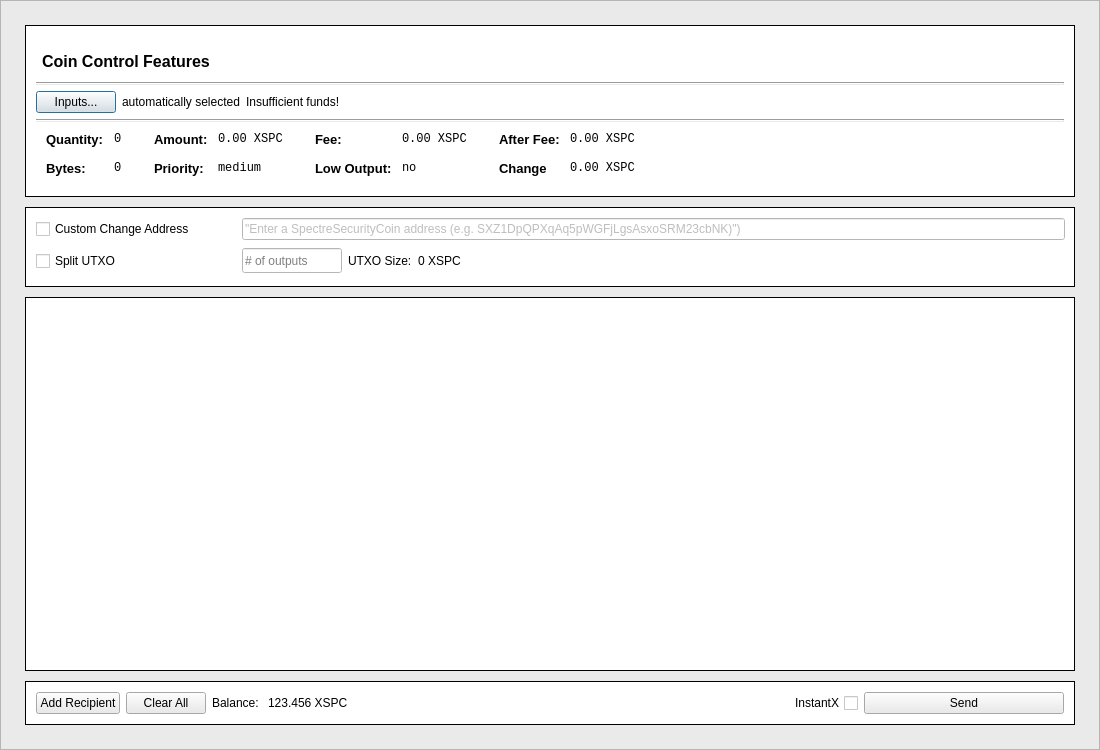
Above: src/qt/forms/sendcoinsdialog.ui from SpectreSecurityCoin/SpectreSecurityCoin before the change. Below: the same form after it.
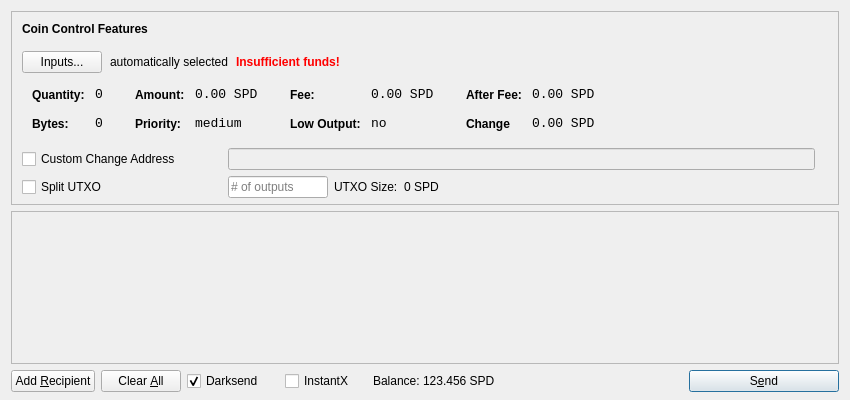
That is the form after the change. Icons and pictures are not drawn.

```diff
--- a/src/qt/forms/sendcoinsdialog.ui
+++ b/src/qt/forms/sendcoinsdialog.ui
@@ -6,95 +6,41 @@
    <rect>
     <x>0</x>
     <y>0</y>
-    <width>1100</width>
-    <height>750</height>
+    <width>850</width>
+    <height>400</height>
    </rect>
   </property>
-  <property name="minimumSize">
-   <size>
-    <width>0</width>
-    <height>0</height>
-   </size>
-  </property>
-  <property name="maximumSize">
-   <size>
-    <width>16777215</width>
-    <height>16777215</height>
-   </size>
-  </property>
   <property name="windowTitle">
    <string>Send Coins</string>
   </property>
-  <layout class="QVBoxLayout" name="verticalLayout" stretch="0">
-   <property name="leftMargin">
-    <number>0</number>
-   </property>
-   <property name="topMargin">
-    <number>0</number>
-   </property>
-   <property name="rightMargin">
-    <number>0</number>
-   </property>
+  <layout class="QVBoxLayout" name="verticalLayout" stretch="0,1,0">
    <property name="bottomMargin">
-    <number>0</number>
-   </property>
-   <item>
-    <widget class="QFrame" name="frame">
-     <property name="styleSheet">
-      <string notr="true">background-color: #eaeaea
-</string>
-     </property>
-     <property name="frameShape">
-      <enum>QFrame::StyledPanel</enum>
-     </property>
-     <property name="frameShadow">
-      <enum>QFrame::Raised</enum>
-     </property>
-     <layout class="QVBoxLayout" name="verticalLayout_3">
-      <property name="leftMargin">
-       <number>24</number>
-      </property>
-      <property name="topMargin">
-       <number>24</number>
-      </property>
-      <property name="rightMargin">
-       <number>24</number>
-      </property>
-      <property name="bottomMargin">
-       <number>24</number>
-      </property>
-      <item>
-       <layout class="QVBoxLayout" name="verticalLayout_2">
-        <property name="spacing">
-         <number>10</number>
+    <number>8</number>
         </property>
         <item>
          <widget class="QFrame" name="frameCoinControl">
-          <property name="minimumSize">
-           <size>
-            <width>0</width>
-            <height>0</height>
-           </size>
+     <property name="sizePolicy">
+      <sizepolicy hsizetype="Expanding" vsizetype="Expanding">
+       <horstretch>0</horstretch>
+       <verstretch>0</verstretch>
+      </sizepolicy>
           </property>
           <property name="maximumSize">
            <size>
             <width>16777215</width>
-            <height>230</height>
-           </size>
-          </property>
-          <property name="styleSheet">
-           <string notr="true">#frameCoinControl {
-    background-color: #fff;
-    border: 1px solid black;
-}</string>
-          </property>
+       <height>16777215</height>
+      </size>
+     </property>
           <property name="frameShape">
            <enum>QFrame::StyledPanel</enum>
           </property>
           <property name="frameShadow">
-           <enum>QFrame::Raised</enum>
-          </property>
-          <layout class="QVBoxLayout" name="verticalLayout_5">
+      <enum>QFrame::Sunken</enum>
+     </property>
+     <layout class="QVBoxLayout" name="verticalLayoutCoinControl2">
+      <property name="spacing">
+       <number>6</number>
+      </property>
            <property name="leftMargin">
             <number>0</number>
            </property>
@@ -105,10 +51,13 @@
             <number>0</number>
            </property>
            <property name="bottomMargin">
-            <number>0</number>
+       <number>6</number>
            </property>
            <item>
-            <layout class="QVBoxLayout" name="verticalLayout_8">
+       <layout class="QVBoxLayout" name="verticalLayoutCoinControl" stretch="0,0,0,0">
+        <property name="spacing">
+         <number>0</number>
+        </property>
              <property name="leftMargin">
               <number>10</number>
              </property>
@@ -118,68 +67,27 @@
              <property name="rightMargin">
               <number>10</number>
              </property>
-             <property name="bottomMargin">
-              <number>10</number>
-             </property>
              <item>
-              <layout class="QVBoxLayout" name="verticalLayout_4">
-               <property name="leftMargin">
-                <number>0</number>
-               </property>
-               <item>
-                <widget class="QFrame" name="frame_5">
-                 <property name="minimumSize">
-                  <size>
-                   <width>0</width>
-                   <height>40</height>
-                  </size>
-                 </property>
-                 <property name="maximumSize">
-                  <size>
-                   <width>16777215</width>
-                   <height>40</height>
-                  </size>
-                 </property>
-                 <property name="styleSheet">
-                  <string notr="true">border: 0;</string>
-                 </property>
-                 <property name="frameShape">
-                  <enum>QFrame::StyledPanel</enum>
-                 </property>
-                 <property name="frameShadow">
-                  <enum>QFrame::Raised</enum>
-                 </property>
-                 <property name="lineWidth">
-                  <number>0</number>
-                 </property>
-                 <layout class="QHBoxLayout" name="horizontalLayout_5">
-                  <property name="leftMargin">
-                   <number>0</number>
-                  </property>
-                  <property name="topMargin">
-                   <number>0</number>
-                  </property>
-                  <property name="rightMargin">
-                   <number>0</number>
-                  </property>
+         <layout class="QHBoxLayout" name="horizontalLayoutCoinControl1">
                   <property name="bottomMargin">
-                   <number>0</number>
-                  </property>
-                  <item>
-                   <layout class="QHBoxLayout" name="horizontalLayout_4">
+           <number>15</number>
+          </property>
                     <item>
                      <widget class="QLabel" name="labelCoinControlFeatures">
+            <property name="sizePolicy">
+             <sizepolicy hsizetype="Preferred" vsizetype="Maximum">
+              <horstretch>0</horstretch>
+              <verstretch>0</verstretch>
+             </sizepolicy>
+            </property>
                       <property name="font">
                        <font>
-                        <pointsize>12</pointsize>
                         <weight>75</weight>
                         <bold>true</bold>
                        </font>
                       </property>
                       <property name="styleSheet">
-                       <string notr="true">padding-top: 10px;
-padding-left: 2px;
-background-color: #fff;</string>
+             <string notr="true">font-weight:bold;</string>
                       </property>
                       <property name="text">
                        <string>Coin Control Features</string>
@@ -188,20 +96,19 @@
                     </item>
                    </layout>
                   </item>
-                 </layout>
-                </widget>
-               </item>
                <item>
-                <widget class="Line" name="line">
-                 <property name="orientation">
-                  <enum>Qt::Horizontal</enum>
-                 </property>
-                </widget>
-               </item>
-               <item>
-                <layout class="QHBoxLayout" name="horizontalLayout_6">
+         <layout class="QHBoxLayout" name="horizontalLayoutCoinControl2" stretch="0,0,0,0">
+          <property name="spacing">
+           <number>8</number>
+          </property>
+          <property name="bottomMargin">
+           <number>10</number>
+          </property>
                  <item>
                   <widget class="QPushButton" name="pushButtonCoinControl">
+            <property name="styleSheet">
+             <string notr="true"/>
+            </property>
                    <property name="text">
                     <string>Inputs...</string>
                    </property>
@@ -209,114 +116,31 @@
                  </item>
                  <item>
                   <widget class="QLabel" name="labelCoinControlAutomaticallySelected">
-                   <property name="styleSheet">
-                    <string notr="true">background-color: #fff</string>
-                   </property>
                    <property name="text">
                     <string>automatically selected</string>
                    </property>
+            <property name="margin">
+             <number>5</number>
+            </property>
                   </widget>
                  </item>
                  <item>
                   <widget class="QLabel" name="labelCoinControlInsuffFunds">
-                   <property name="palette">
-                    <palette>
-                     <active>
-                      <colorrole role="Button">
-                       <brush brushstyle="SolidPattern">
-                        <color alpha="255">
-                         <red>255</red>
-                         <green>255</green>
-                         <blue>255</blue>
-                        </color>
-                       </brush>
-                      </colorrole>
-                      <colorrole role="Base">
-                       <brush brushstyle="SolidPattern">
-                        <color alpha="255">
-                         <red>255</red>
-                         <green>255</green>
-                         <blue>255</blue>
-                        </color>
-                       </brush>
-                      </colorrole>
-                      <colorrole role="Window">
-                       <brush brushstyle="SolidPattern">
-                        <color alpha="255">
-                         <red>255</red>
-                         <green>255</green>
-                         <blue>255</blue>
-                        </color>
-                       </brush>
-                      </colorrole>
-                     </active>
-                     <inactive>
-                      <colorrole role="Button">
-                       <brush brushstyle="SolidPattern">
-                        <color alpha="255">
-                         <red>255</red>
-                         <green>255</green>
-                         <blue>255</blue>
-                        </color>
-                       </brush>
-                      </colorrole>
-                      <colorrole role="Base">
-                       <brush brushstyle="SolidPattern">
-                        <color alpha="255">
-                         <red>255</red>
-                         <green>255</green>
-                         <blue>255</blue>
-                        </color>
-                       </brush>
-                      </colorrole>
-                      <colorrole role="Window">
-                       <brush brushstyle="SolidPattern">
-                        <color alpha="255">
-                         <red>255</red>
-                         <green>255</green>
-                         <blue>255</blue>
-                        </color>
-                       </brush>
-                      </colorrole>
-                     </inactive>
-                     <disabled>
-                      <colorrole role="Button">
-                       <brush brushstyle="SolidPattern">
-                        <color alpha="255">
-                         <red>255</red>
-                         <green>255</green>
-                         <blue>255</blue>
-                        </color>
-                       </brush>
-                      </colorrole>
-                      <colorrole role="Base">
-                       <brush brushstyle="SolidPattern">
-                        <color alpha="255">
-                         <red>255</red>
-                         <green>255</green>
-                         <blue>255</blue>
-                        </color>
-                       </brush>
-                      </colorrole>
-                      <colorrole role="Window">
-                       <brush brushstyle="SolidPattern">
-                        <color alpha="255">
-                         <red>255</red>
-                         <green>255</green>
-                         <blue>255</blue>
-                        </color>
-                       </brush>
-                      </colorrole>
-                     </disabled>
-                    </palette>
+            <property name="font">
+             <font>
+              <weight>75</weight>
+              <bold>true</bold>
+             </font>
                    </property>
                    <property name="styleSheet">
-                    <string notr="true">font-color: red;
-background-color: #fff;</string>
+             <string notr="true">color:red;font-weight:bold;</string>
                    </property>
                    <property name="text">
                     <string>Insufficient funds!</string>
                    </property>
+            <property name="margin">
+             <number>5</number>
+            </property>
                   </widget>
                  </item>
                  <item>
@@ -327,19 +151,10 @@
                    <property name="sizeHint" stdset="0">
                     <size>
                      <width>40</width>
-                     <height>20</height>
+              <height>1</height>
                     </size>
                    </property>
                   </spacer>
-                 </item>
-                </layout>
-               </item>
-               <item>
-                <widget class="Line" name="line_2">
-                 <property name="orientation">
-                  <enum>Qt::Horizontal</enum>
-                 </property>
-                </widget>
                </item>
               </layout>
              </item>
@@ -357,14 +172,8 @@
                  <height>0</height>
                 </size>
                </property>
-               <property name="maximumSize">
-                <size>
-                 <width>16777215</width>
-                 <height>80</height>
-                </size>
-               </property>
                <property name="styleSheet">
-                <string notr="true">background-color: #fff</string>
+           <string notr="true"/>
                </property>
                <layout class="QHBoxLayout" name="horizontalLayoutCoinControl5">
                 <property name="leftMargin">
@@ -409,13 +218,6 @@
                     </property>
                     <item row="0" column="0">
                      <widget class="QLabel" name="labelCoinControlQuantityText">
-                      <property name="font">
-                       <font>
-                        <pointsize>10</pointsize>
-                        <weight>75</weight>
-                        <bold>true</bold>
-                       </font>
-                      </property>
                       <property name="styleSheet">
                        <string notr="true">font-weight:bold;</string>
                       </property>
@@ -432,7 +234,7 @@
                       <property name="font">
                        <font>
                         <family>Monospace</family>
-                        <pointsize>9</pointsize>
+                   <pointsize>10</pointsize>
                        </font>
                       </property>
                       <property name="cursor">
@@ -454,13 +256,6 @@
                     </item>
                     <item row="1" column="0">
                      <widget class="QLabel" name="labelCoinControlBytesText">
-                      <property name="font">
-                       <font>
-                        <pointsize>10</pointsize>
-                        <weight>75</weight>
-                        <bold>true</bold>
-                       </font>
-                      </property>
                       <property name="styleSheet">
                        <string notr="true">font-weight:bold;</string>
                       </property>
@@ -474,7 +269,7 @@
                       <property name="font">
                        <font>
                         <family>Monospace</family>
-                        <pointsize>9</pointsize>
+                   <pointsize>10</pointsize>
                        </font>
                       </property>
                       <property name="cursor">
@@ -512,13 +307,6 @@
                     </property>
                     <item row="0" column="0">
                      <widget class="QLabel" name="labelCoinControlAmountText">
-                      <property name="font">
-                       <font>
-                        <pointsize>10</pointsize>
-                        <weight>75</weight>
-                        <bold>true</bold>
-                       </font>
-                      </property>
                       <property name="styleSheet">
                        <string notr="true">font-weight:bold;</string>
                       </property>
@@ -535,7 +323,7 @@
                       <property name="font">
                        <font>
                         <family>Monospace</family>
-                        <pointsize>9</pointsize>
+                   <pointsize>10</pointsize>
                        </font>
                       </property>
                       <property name="cursor">
@@ -545,7 +333,7 @@
                        <enum>Qt::ActionsContextMenu</enum>
                       </property>
                       <property name="text">
-                       <string>0.00 XSPC</string>
+                  <string>0.00 SPD</string>
                       </property>
                       <property name="textInteractionFlags">
                        <set>Qt::LinksAccessibleByMouse|Qt::TextSelectableByKeyboard|Qt::TextSelectableByMouse</set>
@@ -554,13 +342,6 @@
                     </item>
                     <item row="1" column="0">
                      <widget class="QLabel" name="labelCoinControlPriorityText">
-                      <property name="font">
-                       <font>
-                        <pointsize>10</pointsize>
-                        <weight>75</weight>
-                        <bold>true</bold>
-                       </font>
-                      </property>
                       <property name="styleSheet">
                        <string notr="true">font-weight:bold;</string>
                       </property>
@@ -574,7 +355,7 @@
                       <property name="font">
                        <font>
                         <family>Monospace</family>
-                        <pointsize>9</pointsize>
+                   <pointsize>10</pointsize>
                        </font>
                       </property>
                       <property name="cursor">
@@ -612,13 +393,6 @@
                     </property>
                     <item row="0" column="0">
                      <widget class="QLabel" name="labelCoinControlFeeText">
-                      <property name="font">
-                       <font>
-                        <pointsize>10</pointsize>
-                        <weight>75</weight>
-                        <bold>true</bold>
-                       </font>
-                      </property>
                       <property name="styleSheet">
                        <string notr="true">font-weight:bold;</string>
                       </property>
@@ -635,7 +409,7 @@
                       <property name="font">
                        <font>
                         <family>Monospace</family>
-                        <pointsize>9</pointsize>
+                   <pointsize>10</pointsize>
                        </font>
                       </property>
                       <property name="cursor">
@@ -645,7 +419,7 @@
                        <enum>Qt::ActionsContextMenu</enum>
                       </property>
                       <property name="text">
-                       <string>0.00 XSPC</string>
+                  <string>0.00 SPD</string>
                       </property>
                       <property name="textInteractionFlags">
                        <set>Qt::LinksAccessibleByMouse|Qt::TextSelectableByKeyboard|Qt::TextSelectableByMouse</set>
@@ -654,13 +428,6 @@
                     </item>
                     <item row="1" column="0">
                      <widget class="QLabel" name="labelCoinControlLowOutputText">
-                      <property name="font">
-                       <font>
-                        <pointsize>10</pointsize>
-                        <weight>75</weight>
-                        <bold>true</bold>
-                       </font>
-                      </property>
                       <property name="styleSheet">
                        <string notr="true">font-weight:bold;</string>
                       </property>
@@ -674,7 +441,7 @@
                       <property name="font">
                        <font>
                         <family>Monospace</family>
-                        <pointsize>9</pointsize>
+                   <pointsize>10</pointsize>
                        </font>
                       </property>
                       <property name="cursor">
@@ -712,13 +479,6 @@
                     </property>
                     <item row="0" column="0">
                      <widget class="QLabel" name="labelCoinControlAfterFeeText">
-                      <property name="font">
-                       <font>
-                        <pointsize>10</pointsize>
-                        <weight>75</weight>
-                        <bold>true</bold>
-                       </font>
-                      </property>
                       <property name="styleSheet">
                        <string notr="true">font-weight:bold;</string>
                       </property>
@@ -735,7 +495,7 @@
                       <property name="font">
                        <font>
                         <family>Monospace</family>
-                        <pointsize>9</pointsize>
+                   <pointsize>10</pointsize>
                        </font>
                       </property>
                       <property name="cursor">
@@ -745,7 +505,7 @@
                        <enum>Qt::ActionsContextMenu</enum>
                       </property>
                       <property name="text">
-                       <string>0.00 XSPC</string>
+                  <string>0.00 SPD</string>
                       </property>
                       <property name="textInteractionFlags">
                        <set>Qt::LinksAccessibleByMouse|Qt::TextSelectableByKeyboard|Qt::TextSelectableByMouse</set>
@@ -754,13 +514,6 @@
                     </item>
                     <item row="1" column="0">
                      <widget class="QLabel" name="labelCoinControlChangeText">
-                      <property name="font">
-                       <font>
-                        <pointsize>10</pointsize>
-                        <weight>75</weight>
-                        <bold>true</bold>
-                       </font>
-                      </property>
                       <property name="styleSheet">
                        <string notr="true">font-weight:bold;</string>
                       </property>
@@ -774,7 +527,7 @@
                       <property name="font">
                        <font>
                         <family>Monospace</family>
-                        <pointsize>9</pointsize>
+                   <pointsize>10</pointsize>
                        </font>
                       </property>
                       <property name="cursor">
@@ -784,7 +537,7 @@
                        <enum>Qt::ActionsContextMenu</enum>
                       </property>
                       <property name="text">
-                       <string>0.00 XSPC</string>
+                  <string>0.00 SPD</string>
                       </property>
                       <property name="textInteractionFlags">
                        <set>Qt::LinksAccessibleByMouse|Qt::TextSelectableByKeyboard|Qt::TextSelectableByMouse</set>
@@ -798,67 +551,63 @@
                </layout>
               </widget>
              </item>
-            </layout>
-           </item>
-          </layout>
-         </widget>
-        </item>
         <item>
-         <widget class="QFrame" name="frame_2">
-          <property name="minimumSize">
-           <size>
-            <width>0</width>
-            <height>80</height>
-           </size>
+         <spacer name="verticalSpacerCoinControl">
+          <property name="orientation">
+           <enum>Qt::Vertical</enum>
           </property>
-          <property name="maximumSize">
+          <property name="sizeHint" stdset="0">
            <size>
-            <width>16777215</width>
-            <height>80</height>
+            <width>800</width>
+            <height>1</height>
            </size>
           </property>
-          <property name="styleSheet">
-           <string notr="true">#frame_2 {
-    background-color: #fff;
-    border: 1px solid black;
-}</string>
-          </property>
-          <property name="frameShape">
-           <enum>QFrame::StyledPanel</enum>
-          </property>
-          <property name="frameShadow">
-           <enum>QFrame::Raised</enum>
-          </property>
-          <layout class="QGridLayout" name="gridLayout">
-           <property name="leftMargin">
-            <number>10</number>
-           </property>
-           <property name="topMargin">
-            <number>10</number>
-           </property>
-           <property name="bottomMargin">
-            <number>10</number>
-           </property>
-           <item row="0" column="0">
+         </spacer>
+        </item>
+       </layout>
+      </item>
+      <item>
             <layout class="QGridLayout" name="gridLayout_4">
              <property name="leftMargin">
-              <number>0</number>
+         <number>10</number>
              </property>
              <property name="rightMargin">
-              <number>0</number>
+         <number>10</number>
              </property>
              <item row="0" column="0">
               <widget class="QCheckBox" name="checkBoxCoinControlChange">
-               <property name="styleSheet">
-                <string notr="true">background-color: #fff</string>
-               </property>
                <property name="text">
                 <string>Custom Change Address</string>
                </property>
               </widget>
              </item>
+        <item row="1" column="0">
+         <widget class="QCheckBox" name="splitBlockCheckBox">
+          <property name="sizePolicy">
+           <sizepolicy hsizetype="Preferred" vsizetype="Preferred">
+            <horstretch>0</horstretch>
+            <verstretch>0</verstretch>
+           </sizepolicy>
+          </property>
+          <property name="minimumSize">
+           <size>
+            <width>200</width>
+            <height>0</height>
+           </size>
+          </property>
+          <property name="maximumSize">
+           <size>
+            <width>200</width>
+            <height>16777215</height>
+           </size>
+          </property>
+          <property name="text">
+           <string>Split UTXO</string>
+          </property>
+         </widget>
+        </item>
              <item row="1" column="1">
-              <layout class="QHBoxLayout" name="horizontalLayout_8">
+         <layout class="QHBoxLayout" name="horizontalLayout_3">
                <item>
                 <widget class="QLineEdit" name="splitBlockLineEdit">
                  <property name="sizePolicy">
@@ -870,18 +619,15 @@
                  <property name="minimumSize">
                   <size>
                    <width>100</width>
-                   <height>20</height>
+              <height>0</height>
                   </size>
                  </property>
                  <property name="maximumSize">
                   <size>
                    <width>100</width>
-                   <height>25</height>
-                  </size>
-                 </property>
-                 <property name="styleSheet">
-                  <string notr="true">background-color: #fff</string>
-                 </property>
+              <height>16777215</height>
+             </size>
+            </property>
                  <property name="placeholderText">
                   <string># of outputs</string>
                  </property>
@@ -889,9 +635,6 @@
                </item>
                <item>
                 <widget class="QLabel" name="labelBlockSizeText">
-                 <property name="styleSheet">
-                  <string notr="true">background-color: #fff</string>
-                 </property>
                  <property name="text">
                   <string>UTXO Size:</string>
                  </property>
@@ -899,11 +642,8 @@
                </item>
                <item>
                 <widget class="QLabel" name="labelBlockSize">
-                 <property name="styleSheet">
-                  <string notr="true">background-color: #fff</string>
-                 </property>
                  <property name="text">
-                  <string>0 XSPC</string>
+             <string>0 SPD</string>
                  </property>
                 </widget>
                </item>
@@ -920,6 +660,23 @@
                  </property>
                 </spacer>
                </item>
+         </layout>
+        </item>
+        <item row="0" column="1">
+         <layout class="QHBoxLayout" name="horizontalLayout_5">
+          <item>
+           <widget class="QLineEdit" name="lineEditCoinControlChange">
+            <property name="enabled">
+             <bool>false</bool>
+            </property>
+            <property name="sizePolicy">
+             <sizepolicy hsizetype="Expanding" vsizetype="Fixed">
+              <horstretch>0</horstretch>
+              <verstretch>0</verstretch>
+             </sizepolicy>
+            </property>
+           </widget>
+          </item>
                <item>
                 <widget class="QLabel" name="labelCoinControlChangeLabel">
                  <property name="sizePolicy">
@@ -934,9 +691,6 @@
                    <height>0</height>
                   </size>
                  </property>
-                 <property name="styleSheet">
-                  <string notr="true">background-color: #fff</string>
-                 </property>
                  <property name="text">
                   <string/>
                  </property>
@@ -947,69 +701,6 @@
                </item>
               </layout>
              </item>
-             <item row="0" column="1">
-              <layout class="QHBoxLayout" name="horizontalLayout_9">
-               <item>
-                <widget class="QLineEdit" name="lineEditCoinControlChange">
-                 <property name="enabled">
-                  <bool>false</bool>
-                 </property>
-                 <property name="sizePolicy">
-                  <sizepolicy hsizetype="Expanding" vsizetype="Fixed">
-                   <horstretch>0</horstretch>
-                   <verstretch>0</verstretch>
-                  </sizepolicy>
-                 </property>
-                 <property name="minimumSize">
-                  <size>
-                   <width>0</width>
-                   <height>0</height>
-                  </size>
-                 </property>
-                 <property name="maximumSize">
-                  <size>
-                   <width>16777215</width>
-                   <height>25</height>
-                  </size>
-                 </property>
-                 <property name="styleSheet">
-                  <string notr="true">background-color: #fff</string>
-                 </property>
-                 <property name="text">
-                  <string>&quot;Enter a SpectreSecurityCoin address (e.g. SXZ1DpQPXqAq5pWGFjLgsAsxoSRM23cbNK)&quot;)</string>
-                 </property>
-                </widget>
-               </item>
-              </layout>
-             </item>
-             <item row="1" column="0">
-              <widget class="QCheckBox" name="splitBlockCheckBox">
-               <property name="sizePolicy">
-                <sizepolicy hsizetype="Preferred" vsizetype="Preferred">
-                 <horstretch>0</horstretch>
-                 <verstretch>0</verstretch>
-                </sizepolicy>
-               </property>
-               <property name="minimumSize">
-                <size>
-                 <width>200</width>
-                 <height>0</height>
-                </size>
-               </property>
-               <property name="maximumSize">
-                <size>
-                 <width>200</width>
-                 <height>16777215</height>
-                </size>
-               </property>
-               <property name="styleSheet">
-                <string notr="true">background-color: #fff</string>
-               </property>
-               <property name="text">
-                <string>Split UTXO</string>
-               </property>
-              </widget>
-             </item>
             </layout>
            </item>
           </layout>
@@ -1017,49 +708,37 @@
         </item>
         <item>
          <widget class="QScrollArea" name="scrollArea">
-          <property name="minimumSize">
-           <size>
-            <width>0</width>
-            <height>0</height>
-           </size>
-          </property>
-          <property name="styleSheet">
-           <string notr="true">#scrollArea {
-    background-color: #fff; 
-    border: 1px solid black;
-}
-</string>
-          </property>
           <property name="widgetResizable">
            <bool>true</bool>
           </property>
-          <widget class="QWidget" name="scrollAreaWidgetContents_2">
+     <widget class="QWidget" name="scrollAreaWidgetContents">
            <property name="geometry">
             <rect>
              <x>0</x>
              <y>0</y>
-             <width>1046</width>
-             <height>358</height>
-            </rect>
-           </property>
-           <property name="styleSheet">
-            <string notr="true">background-color: #fff</string>
-           </property>
-           <layout class="QVBoxLayout" name="verticalLayout_9">
+        <width>830</width>
+        <height>119</height>
+       </rect>
+      </property>
+      <layout class="QVBoxLayout" name="verticalLayout_2">
             <property name="leftMargin">
-             <number>10</number>
+        <number>0</number>
             </property>
             <property name="topMargin">
-             <number>10</number>
+        <number>0</number>
             </property>
             <property name="rightMargin">
-             <number>10</number>
+        <number>0</number>
             </property>
             <property name="bottomMargin">
-             <number>10</number>
+        <number>0</number>
             </property>
             <item>
-             <layout class="QVBoxLayout" name="entries"/>
+        <layout class="QVBoxLayout" name="entries">
+         <property name="spacing">
+          <number>6</number>
+         </property>
+        </layout>
             </item>
             <item>
              <spacer name="verticalSpacer">
@@ -1079,76 +758,108 @@
          </widget>
         </item>
         <item>
-         <widget class="QFrame" name="frame_4">
-          <property name="maximumSize">
-           <size>
-            <width>16777215</width>
-            <height>16777215</height>
-           </size>
-          </property>
-          <property name="styleSheet">
-           <string notr="true">#frame_4 {
-    background-color: #fff;
-    border: 1px solid black;
-}</string>
-          </property>
-          <property name="frameShape">
-           <enum>QFrame::StyledPanel</enum>
-          </property>
-          <property name="frameShadow">
-           <enum>QFrame::Raised</enum>
-          </property>
-          <layout class="QHBoxLayout" name="horizontalLayout_2">
-           <property name="leftMargin">
-            <number>10</number>
-           </property>
-           <property name="topMargin">
-            <number>10</number>
-           </property>
-           <property name="rightMargin">
-            <number>10</number>
-           </property>
-           <property name="bottomMargin">
-            <number>10</number>
-           </property>
-           <item>
             <layout class="QHBoxLayout" name="horizontalLayout">
-             <property name="leftMargin">
-              <number>0</number>
-             </property>
              <item>
               <widget class="QPushButton" name="addButton">
+       <property name="toolTip">
+        <string>Send to multiple recipients at once</string>
+       </property>
                <property name="text">
-                <string>Add Recipient</string>
+        <string>Add &amp;Recipient</string>
+       </property>
+       <property name="autoDefault">
+        <bool>false</bool>
                </property>
               </widget>
              </item>
              <item>
               <widget class="QPushButton" name="clearButton">
+       <property name="sizePolicy">
+        <sizepolicy hsizetype="Minimum" vsizetype="Fixed">
+         <horstretch>0</horstretch>
+         <verstretch>0</verstretch>
+        </sizepolicy>
+       </property>
+       <property name="toolTip">
+        <string>Remove all transaction fields</string>
+       </property>
                <property name="text">
-                <string>Clear All</string>
-               </property>
+        <string>Clear &amp;All</string>
+       </property>
+       <property name="autoRepeatDelay">
+        <number>300</number>
+       </property>
+       <property name="autoDefault">
+        <bool>false</bool>
+       </property>
               </widget>
              </item>
              <item>
-              <layout class="QHBoxLayout" name="horizontalLayout_3">
+      <layout class="QHBoxLayout" name="horizontalLayout_2">
+       <property name="spacing">
+        <number>3</number>
+       </property>
+       <item>
+        <widget class="QCheckBox" name="checkUseDarksend">
+         <property name="minimumSize">
+          <size>
+           <width>95</width>
+           <height>0</height>
+          </size>
+         </property>
+         <property name="text">
+          <string>Darksend</string>
+         </property>
+         <property name="checked">
+          <bool>true</bool>
+         </property>
+        </widget>
+       </item>
+       <item>
+        <widget class="QCheckBox" name="checkInstantX">
+         <property name="enabled">
+          <bool>true</bool>
+         </property>
+         <property name="minimumSize">
+          <size>
+           <width>85</width>
+           <height>0</height>
+          </size>
+         </property>
+         <property name="text">
+          <string>InstantX</string>
+         </property>
+        </widget>
+       </item>
                <item>
                 <widget class="QLabel" name="label">
-                 <property name="styleSheet">
-                  <string notr="true">background-color: #fff</string>
+         <property name="sizePolicy">
+          <sizepolicy hsizetype="Preferred" vsizetype="Fixed">
+           <horstretch>0</horstretch>
+           <verstretch>0</verstretch>
+          </sizepolicy>
                  </property>
                  <property name="text">
-                  <string>Balance: </string>
+          <string>Balance:</string>
                  </property>
                 </widget>
                </item>
                <item>
                 <widget class="QLabel" name="labelBalance">
-                 <property name="styleSheet">
-                  <string notr="true">background-color: #fff</string>
+         <property name="sizePolicy">
+          <sizepolicy hsizetype="Preferred" vsizetype="Fixed">
+           <horstretch>0</horstretch>
+           <verstretch>0</verstretch>
+          </sizepolicy>
+         </property>
+         <property name="cursor">
+          <cursorShape>IBeamCursor</cursorShape>
                  </property>
                  <property name="text">
-                  <string>123.456 XSPC</string>
+          <string>123.456 SPD</string>
+         </property>
+         <property name="textInteractionFlags">
+          <set>Qt::LinksAccessibleByMouse|Qt::TextSelectableByKeyboard|Qt::TextSelectableByMouse</set>
                  </property>
                 </widget>
                </item>
@@ -1167,41 +878,30 @@
                </property>
               </spacer>
              </item>
-             <item>
-              <widget class="QCheckBox" name="checkInstantX">
-               <property name="layoutDirection">
-                <enum>Qt::RightToLeft</enum>
-               </property>
-               <property name="styleSheet">
-                <string notr="true">background-color: #fff</string>
-               </property>
-               <property name="text">
-                <string>InstantX</string>
-               </property>
-              </widget>
-             </item>
              <item>
               <widget class="QPushButton" name="sendButton">
                <property name="minimumSize">
                 <size>
-                 <width>200</width>
+         <width>150</width>
                  <height>0</height>
                 </size>
                </property>
+       <property name="toolTip">
+        <string>Confirm the send action</string>
+       </property>
                <property name="text">
-                <string>Send</string>
-               </property>
+        <string>S&amp;end</string>
+       </property>
+       <property name="icon">
+        <iconset>
+         <normaloff>:/icons/send</normaloff>:/icons/send</iconset>
+       </property>
+       <property name="default">
+        <bool>true</bool>
+       </property>
               </widget>
              </item>
             </layout>
-           </item>
-          </layout>
-         </widget>
-        </item>
-       </layout>
-      </item>
-     </layout>
-    </widget>
    </item>
   </layout>
  </widget>
```
Lines whose indentation alone changed are shown as unchanged.
